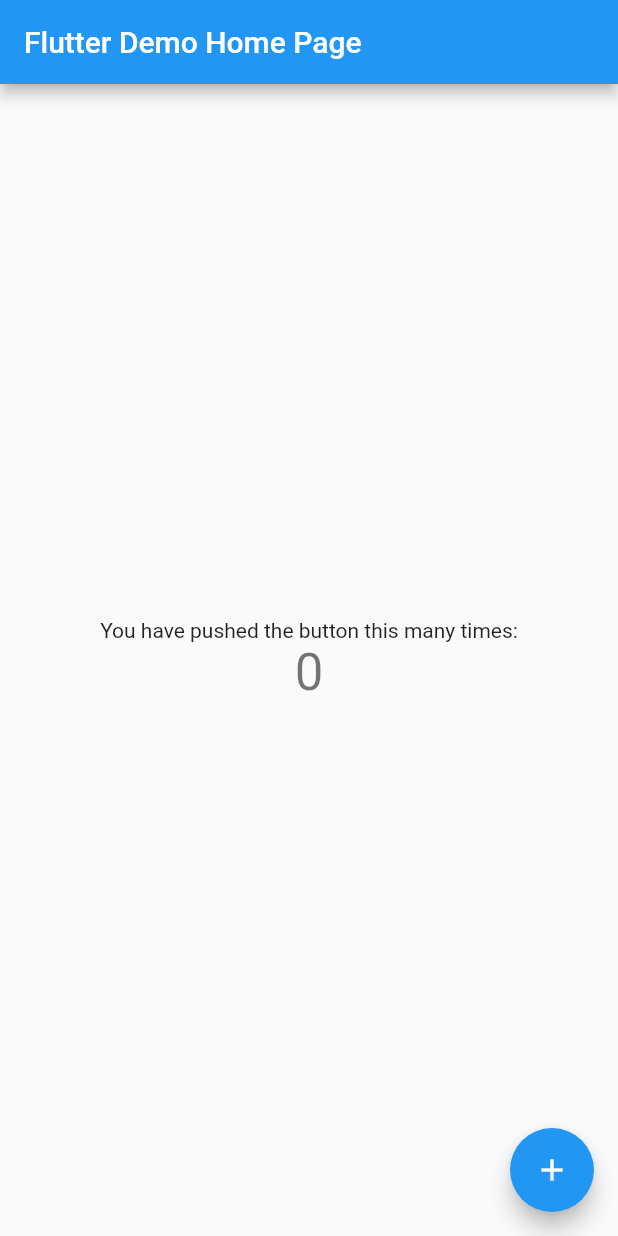
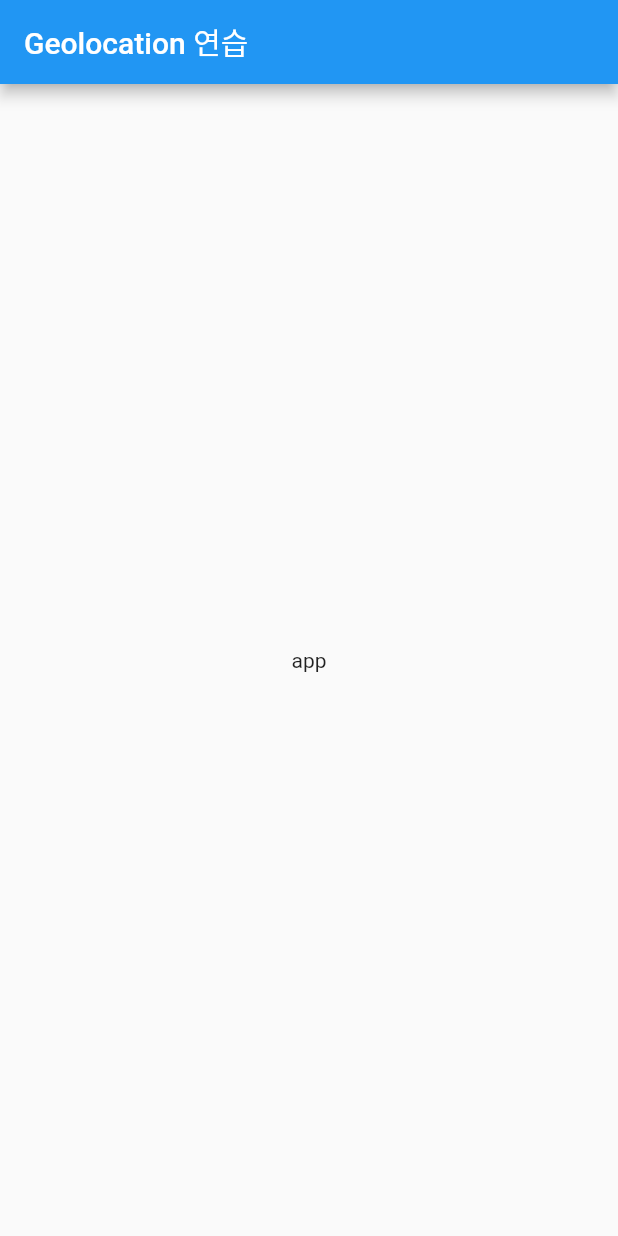
Before and after one commit to chloemk/flutter_geolocation_practice, a Flutter app: the screen it shows after launch, on a phone screen of 412 x 824 dp. Run offline on Flutter 3.47's test engine with Material 2 defaults, Android fonts, the phone set to English and light mode, and no system bars.

Commit message:
chore: add geolocation package and settings

```diff
--- /dev/null
+++ b/lib/app.dart
@@ -0,0 +1,18 @@
+import 'package:flutter/material.dart';
+
+class App extends StatelessWidget {
+  const App({Key? key}) : super(key: key);
+
+  @override
+  Widget build(BuildContext context) {
+    return Scaffold(
+      appBar: AppBar(
+        foregroundColor: Colors.white,
+        title: const Text('Geolocation 연습'),
+      ),
+      body: const Center(
+        child: Text('app'),
+      ),
+    );
+  }
+}
--- a/lib/main.dart
+++ b/lib/main.dart
@@ -1,4 +1,5 @@
 import 'package:flutter/material.dart';
+import 'package:flutter_geolocation_practice/app.dart';
 
 void main() {
   runApp(const MyApp());
@@ -7,109 +8,14 @@ void main() {
 class MyApp extends StatelessWidget {
   const MyApp({super.key});
 
-  // This widget is the root of your application.
   @override
   Widget build(BuildContext context) {
     return MaterialApp(
       title: 'Flutter Demo',
       theme: ThemeData(
-        // This is the theme of your application.
-        //
-        // Try running your application with "flutter run". You'll see the
-        // application has a blue toolbar. Then, without quitting the app, try
-        // changing the primarySwatch below to Colors.green and then invoke
-        // "hot reload" (press "r" in the console where you ran "flutter run",
-        // or simply save your changes to "hot reload" in a Flutter IDE).
-        // Notice that the counter didn't reset back to zero; the application
-        // is not restarted.
         primarySwatch: Colors.blue,
       ),
-      home: const MyHomePage(title: 'Flutter Demo Home Page'),
+      home: const App(),
     );
   }
 }
-
-class MyHomePage extends StatefulWidget {
-  const MyHomePage({super.key, required this.title});
-
-  // This widget is the home page of your application. It is stateful, meaning
-  // that it has a State object (defined below) that contains fields that affect
-  // how it looks.
-
-  // This class is the configuration for the state. It holds the values (in this
-  // case the title) provided by the parent (in this case the App widget) and
-  // used by the build method of the State. Fields in a Widget subclass are
-  // always marked "final".
-
-  final String title;
-
-  @override
-  State<MyHomePage> createState() => _MyHomePageState();
-}
-
-class _MyHomePageState extends State<MyHomePage> {
-  int _counter = 0;
-
-  void _incrementCounter() {
-    setState(() {
-      // This call to setState tells the Flutter framework that something has
-      // changed in this State, which causes it to rerun the build method below
-      // so that the display can reflect the updated values. If we changed
-      // _counter without calling setState(), then the build method would not be
-      // called again, and so nothing would appear to happen.
-      _counter++;
-    });
-  }
-
-  @override
-  Widget build(BuildContext context) {
-    // This method is rerun every time setState is called, for instance as done
-    // by the _incrementCounter method above.
-    //
-    // The Flutter framework has been optimized to make rerunning build methods
-    // fast, so that you can just rebuild anything that needs updating rather
-    // than having to individually change instances of widgets.
-    return Scaffold(
-      appBar: AppBar(
-        // Here we take the value from the MyHomePage object that was created by
-        // the App.build method, and use it to set our appbar title.
-        title: Text(widget.title),
-      ),
-      body: Center(
-        // Center is a layout widget. It takes a single child and positions it
-        // in the middle of the parent.
-        child: Column(
-          // Column is also a layout widget. It takes a list of children and
-          // arranges them vertically. By default, it sizes itself to fit its
-          // children horizontally, and tries to be as tall as its parent.
-          //
-          // Invoke "debug painting" (press "p" in the console, choose the
-          // "Toggle Debug Paint" action from the Flutter Inspector in Android
-          // Studio, or the "Toggle Debug Paint" command in Visual Studio Code)
-          // to see the wireframe for each widget.
-          //
-          // Column has various properties to control how it sizes itself and
-          // how it positions its children. Here we use mainAxisAlignment to
-          // center the children vertically; the main axis here is the vertical
-          // axis because Columns are vertical (the cross axis would be
-          // horizontal).
-          mainAxisAlignment: MainAxisAlignment.center,
-          children: <Widget>[
-            const Text(
-              'You have pushed the button this many times:',
-            ),
-            Text(
-              '$_counter',
-              style: Theme.of(context).textTheme.headline4,
-            ),
-          ],
-        ),
-      ),
-      floatingActionButton: FloatingActionButton(
-        onPressed: _incrementCounter,
-        tooltip: 'Increment',
-        child: const Icon(Icons.add),
-      ), // This trailing comma makes auto-formatting nicer for build methods.
-    );
-  }
-}
--- a/pubspec.yaml
+++ b/pubspec.yaml
@@ -36,6 +36,7 @@ dependencies:
   # The following adds the Cupertino Icons font to your application.
   # Use with the CupertinoIcons class for iOS style icons.
   cupertino_icons: ^1.0.2
+  geolocator: ^9.0.2
 
 dev_dependencies:
   flutter_test:
```
Also changed, not shown: pubspec.lock, 8 other files.
